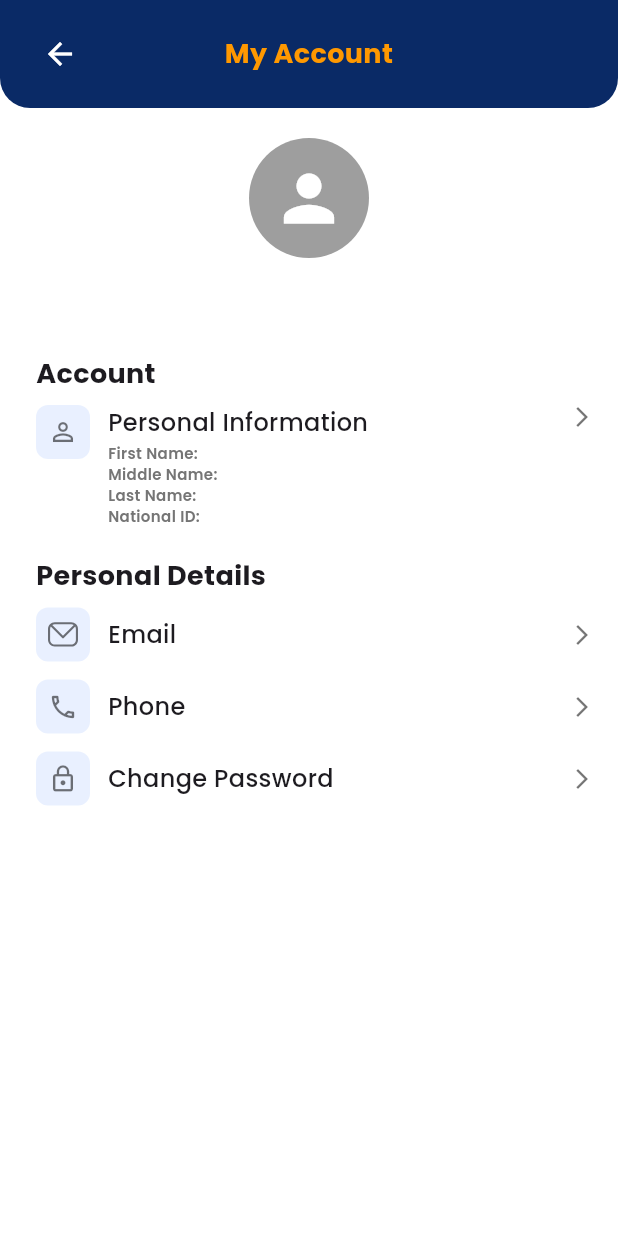
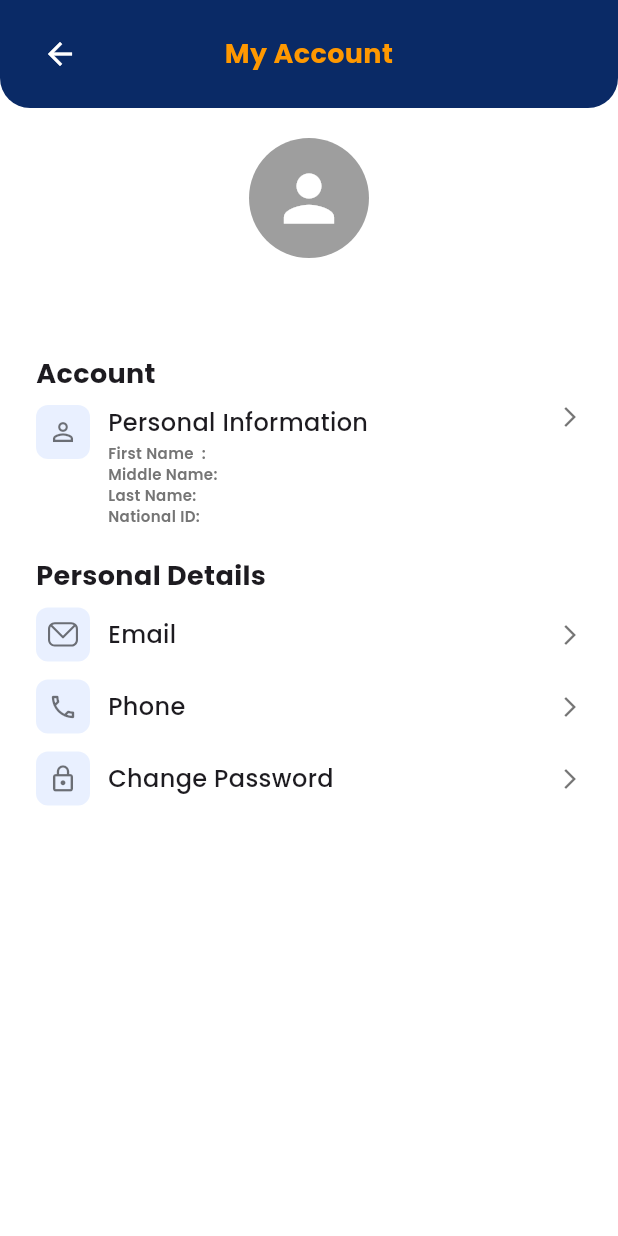
Before and after one commit to LinaMassoud/Fawran, a Flutter app: the MyAccountScreen screen opened directly, on a phone screen of 412 x 824 dp. Run offline on Flutter 3.47's test engine with Material 3 defaults, Android fonts, the phone set to English and light mode, and no system bars; our stand-ins replace auto_size_text, confetti, flutter_dotenv, flutter_local_notifications, flutter_riverpod, flutter_secure_storage and 9 more; missing offline and left inert: checkout_flutter, flashy_flushbar; accounts and stored records are empty; network calls fail.

Commit message:
new design

```diff
--- a/lib/screens/user_details.dart
+++ b/lib/screens/user_details.dart
@@ -1,4 +1,6 @@
+import 'package:fawran/generated/app_localizations.dart';
 import 'package:fawran/providers/localProvider.dart';
+import 'package:fawran/screens/ChangePasswordScreen.dart';
 import 'package:flutter/material.dart';
 import 'package:flutter_riverpod/flutter_riverpod.dart';
 import 'package:flutter_secure_storage/flutter_secure_storage.dart';
@@ -21,6 +23,7 @@ class _MyAccountScreenState extends ConsumerState<MyAccountScreen> {
   String phoneNumber = '';
   String email = '';
   String userID = '';
+  String nationaId = '';
   bool isLoading = true;
 
   @override
@@ -36,6 +39,7 @@ class _MyAccountScreenState extends ConsumerState<MyAccountScreen> {
     phoneNumber = await _storage.read(key: 'phone_number') ?? '';
     email = await _storage.read(key: 'email') ?? '';
     userID = await _storage.read(key: 'user_id') ?? '';
+    nationaId = await _storage.read(key: 'national_id') ?? '';
 
     setState(() {
       isLoading = false;
@@ -46,13 +50,16 @@ class _MyAccountScreenState extends ConsumerState<MyAccountScreen> {
   Widget build(BuildContext context) {
     final locale = ref.watch(localeNotifierProvider);
     final isRTL = locale.languageCode == 'ar';
+    final loc = AppLocalizations.of(context)!;
 
     return Scaffold(
       backgroundColor: Colors.white,
       body: SafeArea(
         child: isLoading
             ? const Center(child: CircularProgressIndicator())
-            : Column(
+            : Directionality(
+                textDirection: isRTL ? TextDirection.rtl : TextDirection.ltr,
+                child: Column(
                   crossAxisAlignment: CrossAxisAlignment.center,
                   children: [
                     // Top Bar
@@ -69,13 +76,13 @@ class _MyAccountScreenState extends ConsumerState<MyAccountScreen> {
                       child: Row(
                         children: [
                           IconButton(
-                          icon:
-                              const Icon(Icons.arrow_back, color: Colors.white),
+                            icon: const Icon(Icons.arrow_back,
+                                color: Colors.white),
                             onPressed: () => Navigator.pop(context),
                           ),
                           Expanded(
                             child: Text(
-                            "My Account",
+                              loc.myAccountTitle,
                               textAlign: TextAlign.center,
                               style: GoogleFonts.poppins(
                                 fontSize: 18,
@@ -84,7 +91,7 @@ class _MyAccountScreenState extends ConsumerState<MyAccountScreen> {
                               ),
                             ),
                           ),
-                        const SizedBox(width: 48), // Spacer for symmetry
+                          const SizedBox(width: 48),
                         ],
                       ),
                     ),
@@ -108,57 +115,56 @@ class _MyAccountScreenState extends ConsumerState<MyAccountScreen> {
                     const SizedBox(height: 20),
 
                     // Account Section
-                  sectionTitle("Account", isRTL),
+                    sectionTitle(loc.accountSection),
                     listTileItem(
                       icon: Icons.person_outline,
-                    title: "Personal Information",
+                      title: loc.personalInformation,
                       subtitle:
-                        "First Name: $firstName\nMiddle Name: $middleName\nLast Name: $lastName\nNational ID: $userID",
+                          "${loc.firstNameLabel}  : $firstName\n${loc.middleNameLabel}: $middleName\n${loc.lastNameLabel}: $lastName\n${loc.nationalIdLabel}: $nationaId",
                       onTap: () {},
-                    isRTL: isRTL,
                     ),
 
-                  const SizedBox(height: 12), // vertical space
+                    const SizedBox(height: 12),
 
-                  sectionTitle("Personal Details", isRTL),
+                    sectionTitle(loc.personalDetailsSection),
                     listTileItem(
                       svgAsset: 'assets/images/email.svg',
-                    title: "Email",
+                      title: loc.email,
                       subtitle: email,
                       onTap: () {},
-                    isRTL: isRTL,
                     ),
                     const SizedBox(height: 12),
                     listTileItem(
                       icon: Icons.phone_outlined,
-                    title: "Phone",
+                      title: loc.phone,
                       subtitle: phoneNumber,
                       onTap: () {},
-                    isRTL: isRTL,
                     ),
                     const SizedBox(height: 12),
-
                     listTileItem(
                       icon: Icons.lock_outline,
-                    title: "Change Password",
-                    onTap: () {},
-                    isRTL: isRTL,
+                      title: loc.changePasswordLabel,
+                      onTap: () {
+                        Navigator.push(
+                          context,
+                          MaterialPageRoute(
+                            builder: (context) =>
+                                const ChangePasswordScreen(), // your target screen
+                          ),
+                        );
+                      },
                     ),
                   ],
+                ),
               ),
       ),
     );
   }
 
-  Widget sectionTitle(String title, bool isRTL) {
+  Widget sectionTitle(String title) {
     return Container(
       width: double.infinity,
-      padding: EdgeInsetsDirectional.only(
-        start: isRTL ? 24 : 24, // Large margin start
-        end: 16,
-        top: 8,
-        bottom: 8,
-      ),
+      padding: const EdgeInsets.symmetric(horizontal: 24, vertical: 8),
       child: Text(
         title,
         style: GoogleFonts.poppins(fontWeight: FontWeight.bold, fontSize: 18),
@@ -172,12 +178,11 @@ class _MyAccountScreenState extends ConsumerState<MyAccountScreen> {
     required String title,
     String? subtitle,
     required VoidCallback onTap,
-    required bool isRTL,
   }) {
     final hasSubtitle = subtitle != null && subtitle.isNotEmpty;
 
     return Padding(
-      padding: EdgeInsetsDirectional.only(start: 24, end: 16),
+      padding: const EdgeInsets.symmetric(horizontal: 24),
       child: Row(
         crossAxisAlignment:
             hasSubtitle ? CrossAxisAlignment.start : CrossAxisAlignment.center,
@@ -187,7 +192,7 @@ class _MyAccountScreenState extends ConsumerState<MyAccountScreen> {
             width: 36,
             height: 36,
             decoration: BoxDecoration(
-              color: Color.fromRGBO(224, 234, 255, 0.7),
+              color: const Color.fromRGBO(224, 234, 255, 0.7),
               borderRadius: BorderRadius.circular(8),
             ),
             child: Center(
@@ -232,72 +237,9 @@ class _MyAccountScreenState extends ConsumerState<MyAccountScreen> {
             ),
           ),
 
-          Icon(
-            isRTL ? Icons.arrow_back_ios : Icons.arrow_forward_ios,
-            size: 16,
-            color: Colors.black54,
-          ),
+          const Icon(Icons.arrow_forward_ios, size: 16, color: Colors.black54),
         ],
       ),
     );
   }
-
-  Widget _buildTileRow(
-    IconData? icon,
-    String? svgAsset,
-    String title,
-    String? subtitle,
-    VoidCallback onTap, {
-    double? fixedIconHeight,
-  }) {
-    return Row(
-      children: [
-        // Background rectangle for icon
-        Container(
-          width: 50,
-          height: fixedIconHeight, // null means match parent height
-          decoration: BoxDecoration(
-            color: Colors.grey.shade200,
-            borderRadius: BorderRadius.circular(8),
-          ),
-          child: Center(
-            child: svgAsset != null
-                ? SvgPicture.asset(
-                    svgAsset,
-                    width: 24,
-                    height: 24,
-                    color: Colors.black54,
-                  )
-                : Icon(icon, color: Colors.black54, size: 24),
-          ),
-        ),
-
-        const SizedBox(width: 12),
-
-        // Title + subtitle
-        Expanded(
-          child: InkWell(
-            onTap: onTap,
-            child: Column(
-              crossAxisAlignment: CrossAxisAlignment.start,
-              mainAxisAlignment: MainAxisAlignment.center,
-              children: [
-                Text(
-                  title,
-                  style: GoogleFonts.poppins(fontWeight: FontWeight.w500),
-                ),
-                if (subtitle != null)
-                  Text(
-                    subtitle,
-                    style: GoogleFonts.poppins(color: Colors.grey[600]),
-                  ),
-              ],
-            ),
-          ),
-        ),
-
-        const Icon(Icons.arrow_forward_ios, size: 16, color: Colors.black54),
-      ],
-    );
 }
-}
--- a/pubspec.yaml
+++ b/pubspec.yaml
@@ -36,6 +36,7 @@ dependencies:
   confetti: ^0.7.0
   google_fonts: ^4.0.3
   carousel_slider: ^4.2.1
+  auto_size_text: ^3.0.0
 
 
 dev_dependencies:
```
Also changed, not shown: lib/l10n/app_ar.arb (+16 -1 lines), lib/l10n/app_en.arb (+15 -1 lines), lib/screens/ChangePasswordScreen.dart (added, +215 -0 lines), lib/screens/newhome.dart (+24 -20 lines), lib/services/api_service.dart (+40 -12 lines), assets/images/eye.svg (added), assets/images/lock.svg (added), lib/generated/app_localizations.dart, lib/generated/app_localizations_ar.dart, lib/generated/app_localizations_en.dart, pubspec.lock. Lines whose indentation alone changed are shown as unchanged.
